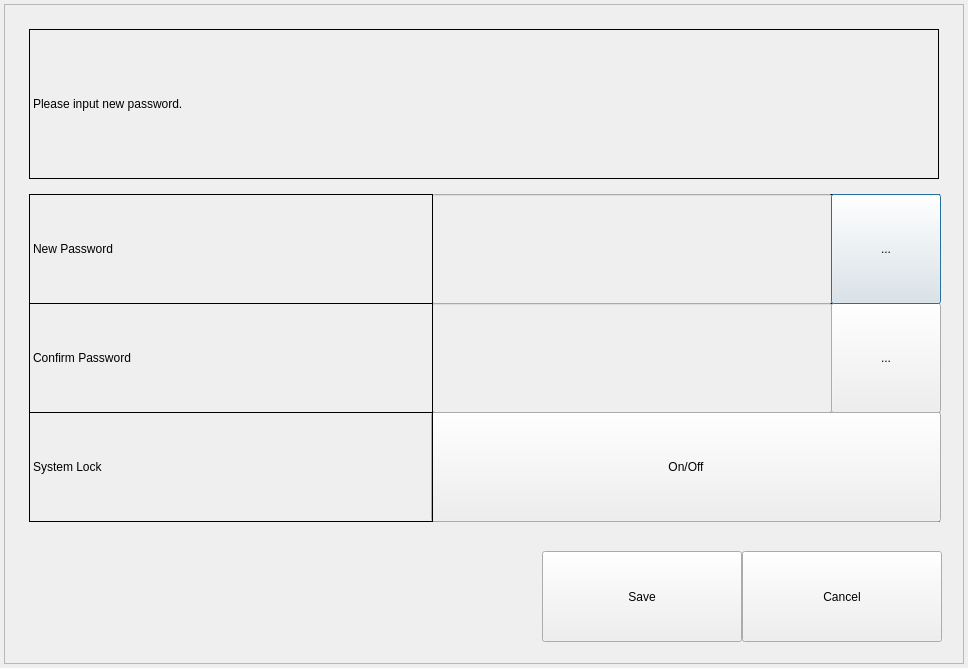
yjsin-emastec/neptune, file gui/mainwidget/src/dvrsetup/system/security/securitydialog.ui: the form before one commit.
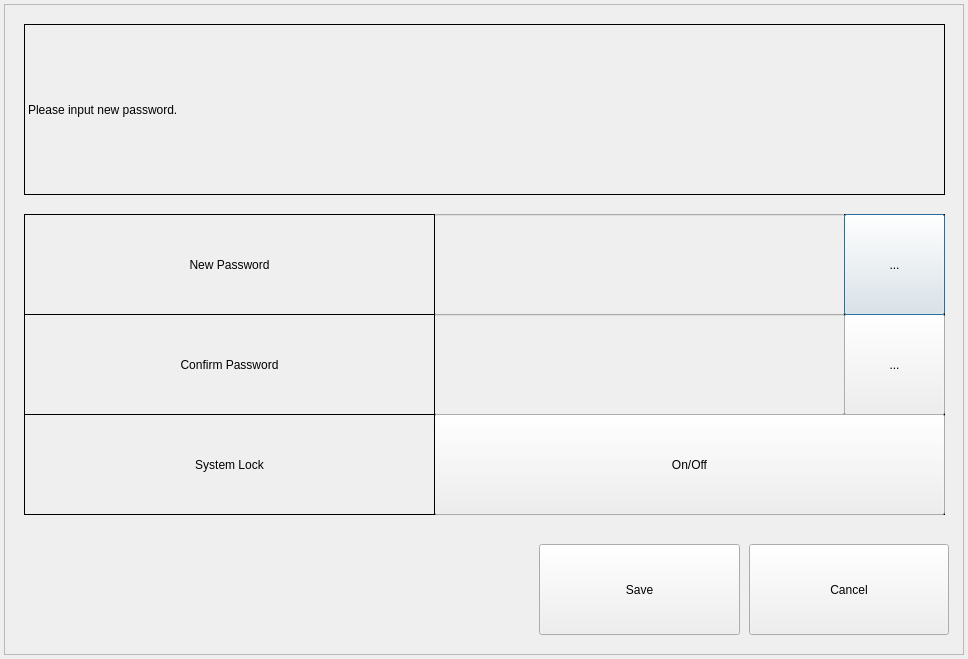
The form after the commit.

```diff
--- a/gui/mainwidget/src/dvrsetup/system/security/securitydialog.ui
+++ b/gui/mainwidget/src/dvrsetup/system/security/securitydialog.ui
@@ -7,7 +7,7 @@
     <x>0</x>
     <y>0</y>
     <width>968</width>
-    <height>668</height>
+    <height>659</height>
    </rect>
   </property>
   <property name="windowTitle">
@@ -19,7 +19,7 @@
      <x>4</x>
      <y>4</y>
      <width>960</width>
-     <height>660</height>
+     <height>651</height>
     </rect>
    </property>
    <property name="frameShape">
@@ -31,10 +31,10 @@
    <widget class="QPushButton" name="buttonNewPassword">
     <property name="geometry">
      <rect>
-      <x>827</x>
-      <y>190</y>
-      <width>110</width>
-      <height>110</height>
+      <x>840</x>
+      <y>210</y>
+      <width>101</width>
+      <height>101</height>
      </rect>
     </property>
     <property name="minimumSize">
@@ -53,10 +53,10 @@
     </property>
     <property name="geometry">
      <rect>
-      <x>428</x>
-      <y>190</y>
-      <width>400</width>
-      <height>110</height>
+      <x>430</x>
+      <y>210</y>
+      <width>411</width>
+      <height>101</height>
      </rect>
     </property>
     <property name="sizePolicy">
@@ -71,8 +71,11 @@
       <height>50</height>
      </size>
     </property>
+    <property name="echoMode">
+     <enum>QLineEdit::Password</enum>
+    </property>
     <property name="alignment">
-     <set>Qt::AlignJustify|Qt::AlignVCenter</set>
+     <set>Qt::AlignCenter</set>
     </property>
     <property name="readOnly">
      <bool>true</bool>
@@ -81,10 +84,10 @@
    <widget class="QLabel" name="labelSecurity">
     <property name="geometry">
      <rect>
-      <x>25</x>
-      <y>25</y>
-      <width>910</width>
-      <height>150</height>
+      <x>20</x>
+      <y>20</y>
+      <width>921</width>
+      <height>171</height>
      </rect>
     </property>
     <property name="frameShape">
@@ -97,8 +100,8 @@
    <widget class="QPushButton" name="buttonClose">
     <property name="geometry">
      <rect>
-      <x>738</x>
-      <y>547</y>
+      <x>745</x>
+      <y>540</y>
       <width>200</width>
       <height>91</height>
      </rect>
@@ -110,9 +113,9 @@
    <widget class="QPushButton" name="buttonSave">
     <property name="geometry">
      <rect>
-      <x>538</x>
-      <y>547</y>
-      <width>200</width>
+      <x>535</x>
+      <y>540</y>
+      <width>201</width>
       <height>91</height>
      </rect>
     </property>
@@ -126,10 +129,10 @@
     </property>
     <property name="geometry">
      <rect>
-      <x>428</x>
-      <y>299</y>
-      <width>400</width>
-      <height>110</height>
+      <x>430</x>
+      <y>310</y>
+      <width>411</width>
+      <height>101</height>
      </rect>
     </property>
     <property name="sizePolicy">
@@ -144,8 +147,11 @@
       <height>50</height>
      </size>
     </property>
+    <property name="echoMode">
+     <enum>QLineEdit::Password</enum>
+    </property>
     <property name="alignment">
-     <set>Qt::AlignJustify|Qt::AlignVCenter</set>
+     <set>Qt::AlignCenter</set>
     </property>
     <property name="readOnly">
      <bool>true</bool>
@@ -154,10 +160,10 @@
    <widget class="QPushButton" name="buttonConfirmPassword">
     <property name="geometry">
      <rect>
-      <x>827</x>
-      <y>299</y>
-      <width>110</width>
-      <height>110</height>
+      <x>840</x>
+      <y>310</y>
+      <width>101</width>
+      <height>101</height>
      </rect>
     </property>
     <property name="minimumSize">
@@ -173,10 +179,10 @@
    <widget class="QLabel" name="labelNewPassword">
     <property name="geometry">
      <rect>
-      <x>25</x>
-      <y>190</y>
-      <width>404</width>
-      <height>110</height>
+      <x>20</x>
+      <y>210</y>
+      <width>411</width>
+      <height>101</height>
      </rect>
     </property>
     <property name="frameShape">
@@ -185,14 +191,17 @@
     <property name="text">
      <string>New Password</string>
     </property>
+    <property name="alignment">
+     <set>Qt::AlignCenter</set>
+    </property>
    </widget>
    <widget class="QLabel" name="labelConfirmPassword">
     <property name="geometry">
      <rect>
-      <x>25</x>
-      <y>299</y>
-      <width>404</width>
-      <height>110</height>
+      <x>20</x>
+      <y>310</y>
+      <width>411</width>
+      <height>101</height>
      </rect>
     </property>
     <property name="frameShape">
@@ -201,14 +210,17 @@
     <property name="text">
      <string>Confirm Password</string>
     </property>
+    <property name="alignment">
+     <set>Qt::AlignCenter</set>
+    </property>
    </widget>
    <widget class="QPushButton" name="buttonSystemLock">
     <property name="geometry">
      <rect>
-      <x>427</x>
-      <y>408</y>
-      <width>510</width>
-      <height>110</height>
+      <x>430</x>
+      <y>410</y>
+      <width>511</width>
+      <height>101</height>
      </rect>
     </property>
     <property name="text">
@@ -218,10 +230,10 @@
    <widget class="QLabel" name="labelSystemLock">
     <property name="geometry">
      <rect>
-      <x>25</x>
-      <y>408</y>
-      <width>404</width>
-      <height>110</height>
+      <x>20</x>
+      <y>410</y>
+      <width>411</width>
+      <height>101</height>
      </rect>
     </property>
     <property name="frameShape">
@@ -230,14 +242,17 @@
     <property name="text">
      <string>System Lock</string>
     </property>
+    <property name="alignment">
+     <set>Qt::AlignCenter</set>
+    </property>
    </widget>
    <widget class="QLabel" name="label">
     <property name="geometry">
      <rect>
-      <x>428</x>
-      <y>408</y>
-      <width>508</width>
-      <height>110</height>
+      <x>430</x>
+      <y>410</y>
+      <width>511</width>
+      <height>101</height>
      </rect>
     </property>
     <property name="frameShape">
@@ -250,10 +265,10 @@
    <widget class="QLabel" name="label_2">
     <property name="geometry">
      <rect>
-      <x>826</x>
-      <y>190</y>
-      <width>110</width>
-      <height>110</height>
+      <x>840</x>
+      <y>210</y>
+      <width>101</width>
+      <height>101</height>
      </rect>
     </property>
     <property name="frameShape">
@@ -266,10 +281,10 @@
    <widget class="QLabel" name="label_3">
     <property name="geometry">
      <rect>
-      <x>826</x>
-      <y>299</y>
-      <width>110</width>
-      <height>110</height>
+      <x>840</x>
+      <y>310</y>
+      <width>101</width>
+      <height>101</height>
      </rect>
     </property>
     <property name="frameShape">
```
